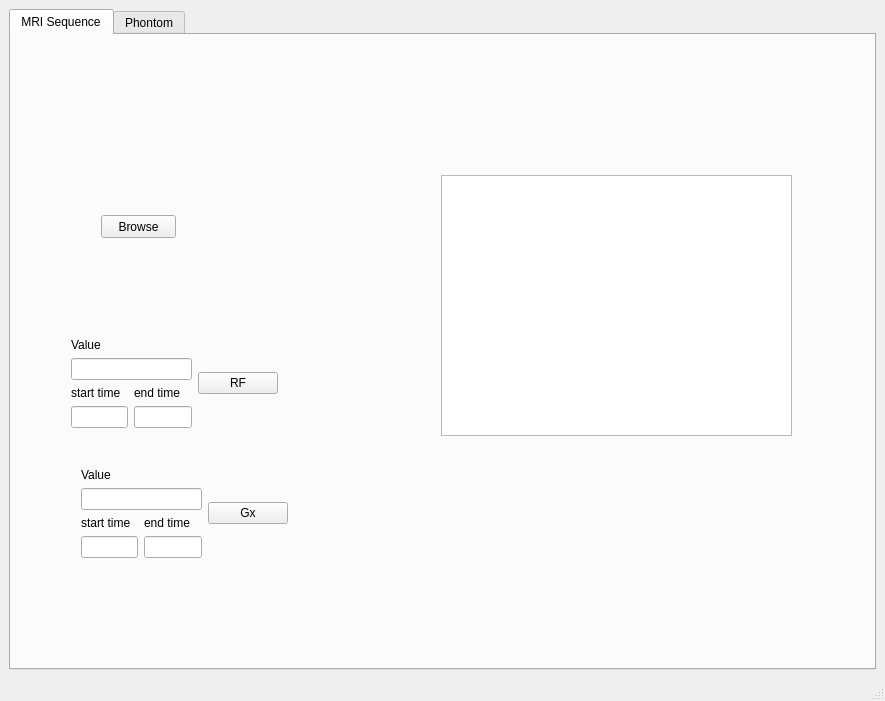
Above: mainWindow.ui from Abdelrahmanhassan1/MRI_Simulator_Python before the change. Below: the same form after it.
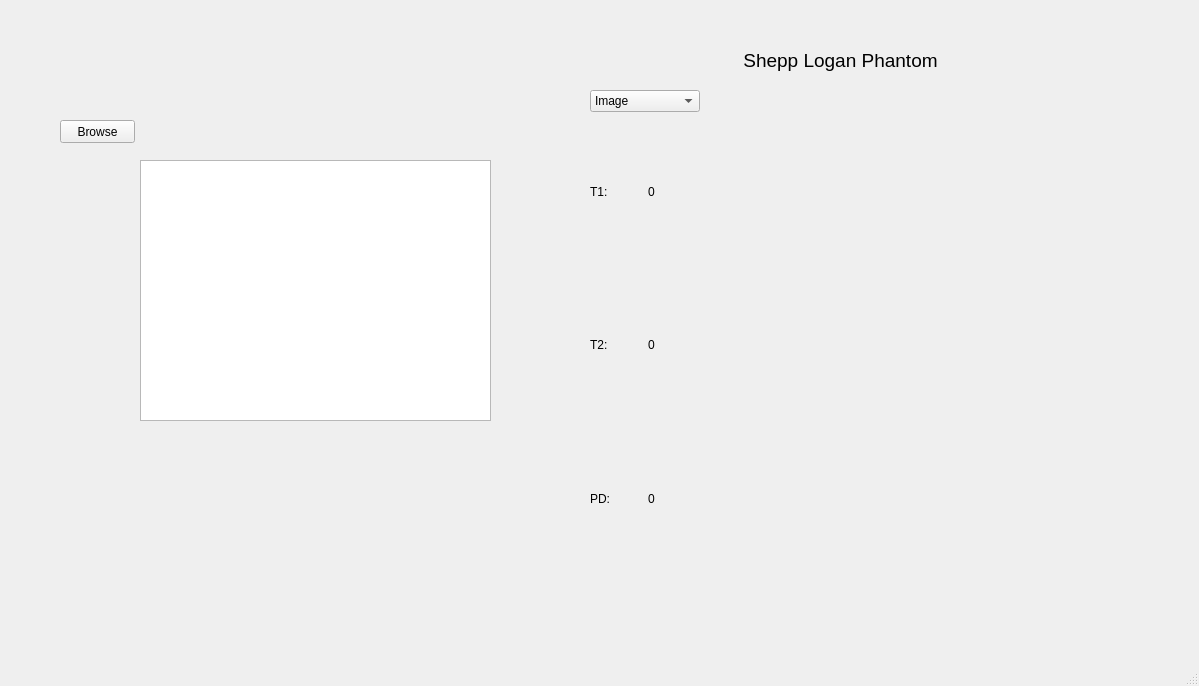
That is the form after the change. The open tabs and pages were chosen to show the change. Custom widgets are drawn as their Qt base class.

The edit to the form file:
```diff
--- a/mainWindow.ui
+++ b/mainWindow.ui
@@ -6,29 +6,29 @@
    <rect>
     <x>0</x>
     <y>0</y>
-    <width>885</width>
-    <height>701</height>
+    <width>1199</width>
+    <height>686</height>
    </rect>
   </property>
   <property name="windowTitle">
    <string>MainWindow</string>
   </property>
   <widget class="QWidget" name="centralwidget">
-   <layout class="QVBoxLayout" name="verticalLayout">
-    <item>
-     <widget class="QTabWidget" name="tabWidget">
-      <property name="currentIndex">
-       <number>1</number>
-      </property>
-      <widget class="QWidget" name="tab">
-       <attribute name="title">
-        <string>MRI Sequence</string>
-       </attribute>
+   <widget class="PlotWidget" name="graphicsView">
+    <property name="geometry">
+     <rect>
+      <x>140</x>
+      <y>160</y>
+      <width>351</width>
+      <height>261</height>
+     </rect>
+    </property>
+   </widget>
        <widget class="QPushButton" name="pushButton">
         <property name="geometry">
          <rect>
-          <x>90</x>
-          <y>180</y>
+      <x>60</x>
+      <y>120</y>
           <width>75</width>
           <height>23</height>
          </rect>
@@ -37,176 +37,20 @@
          <string>Browse</string>
         </property>
        </widget>
-       <widget class="QWidget" name="verticalLayoutWidget_2">
+   <widget class="QWidget" name="layoutWidget">
         <property name="geometry">
          <rect>
-          <x>60</x>
-          <y>300</y>
-          <width>207</width>
-          <height>96</height>
-         </rect>
-        </property>
-        <layout class="QVBoxLayout" name="verticalLayout_2">
-         <item>
-          <layout class="QHBoxLayout" name="horizontalLayout_5">
-           <item>
-            <layout class="QVBoxLayout" name="verticalLayout_8">
-             <item>
-              <layout class="QVBoxLayout" name="verticalLayout_5">
-               <item>
-                <widget class="QLabel" name="label_7">
-                 <property name="text">
-                  <string>Value</string>
-                 </property>
-                </widget>
-               </item>
-               <item>
-                <widget class="QLineEdit" name="lineEdit"/>
-               </item>
-              </layout>
-             </item>
-             <item>
+      <x>590</x>
+      <y>90</y>
+      <width>587</width>
+      <height>482</height>
+     </rect>
+    </property>
               <layout class="QHBoxLayout" name="horizontalLayout_4">
                <item>
-                <layout class="QVBoxLayout" name="verticalLayout_6">
+      <layout class="QVBoxLayout" name="verticalLayout_2">
                  <item>
-                  <widget class="QLabel" name="label_8">
-                   <property name="text">
-                    <string>start time</string>
-                   </property>
-                  </widget>
-                 </item>
-                 <item>
-                  <widget class="QLineEdit" name="lineEdit_2"/>
-                 </item>
-                </layout>
-               </item>
-               <item>
-                <layout class="QVBoxLayout" name="verticalLayout_7">
-                 <item>
-                  <widget class="QLabel" name="label_9">
-                   <property name="text">
-                    <string>end time</string>
-                   </property>
-                  </widget>
-                 </item>
-                 <item>
-                  <widget class="QLineEdit" name="lineEdit_3"/>
-                 </item>
-                </layout>
-               </item>
-              </layout>
-             </item>
-            </layout>
-           </item>
-           <item>
-            <widget class="QPushButton" name="pushButton_2">
-             <property name="text">
-              <string>RF</string>
-             </property>
-            </widget>
-           </item>
-          </layout>
-         </item>
-        </layout>
-       </widget>
-       <widget class="QWidget" name="verticalLayoutWidget_3">
-        <property name="geometry">
-         <rect>
-          <x>70</x>
-          <y>430</y>
-          <width>207</width>
-          <height>96</height>
-         </rect>
-        </property>
-        <layout class="QVBoxLayout" name="verticalLayout_9">
-         <item>
-          <layout class="QHBoxLayout" name="horizontalLayout_6">
-           <item>
-            <layout class="QVBoxLayout" name="verticalLayout_10">
-             <item>
-              <layout class="QVBoxLayout" name="verticalLayout_11">
-               <item>
-                <widget class="QLabel" name="label_10">
-                 <property name="text">
-                  <string>Value</string>
-                 </property>
-                </widget>
-               </item>
-               <item>
-                <widget class="QLineEdit" name="lineEdit_4"/>
-               </item>
-              </layout>
-             </item>
-             <item>
-              <layout class="QHBoxLayout" name="horizontalLayout_7">
-               <item>
-                <layout class="QVBoxLayout" name="verticalLayout_12">
-                 <item>
-                  <widget class="QLabel" name="label_11">
-                   <property name="text">
-                    <string>start time</string>
-                   </property>
-                  </widget>
-                 </item>
-                 <item>
-                  <widget class="QLineEdit" name="lineEdit_5"/>
-                 </item>
-                </layout>
-               </item>
-               <item>
-                <layout class="QVBoxLayout" name="verticalLayout_13">
-                 <item>
-                  <widget class="QLabel" name="label_12">
-                   <property name="text">
-                    <string>end time</string>
-                   </property>
-                  </widget>
-                 </item>
-                 <item>
-                  <widget class="QLineEdit" name="lineEdit_6"/>
-                 </item>
-                </layout>
-               </item>
-              </layout>
-             </item>
-            </layout>
-           </item>
-           <item>
-            <widget class="QPushButton" name="pushButton_3">
-             <property name="text">
-              <string>Gx</string>
-             </property>
-            </widget>
-           </item>
-          </layout>
-         </item>
-        </layout>
-       </widget>
-       <widget class="PlotWidget" name="graphicsView">
-        <property name="geometry">
-         <rect>
-          <x>430</x>
-          <y>140</y>
-          <width>351</width>
-          <height>261</height>
-         </rect>
-        </property>
-       </widget>
-      </widget>
-      <widget class="QWidget" name="tab_2">
-       <attribute name="title">
-        <string>Phontom</string>
-       </attribute>
        <widget class="QComboBox" name="comboBox">
-        <property name="geometry">
-         <rect>
-          <x>60</x>
-          <y>40</y>
-          <width>191</width>
-          <height>21</height>
-         </rect>
-        </property>
         <item>
          <property name="text">
           <string>Image</string>
@@ -228,18 +72,11 @@
          </property>
         </item>
        </widget>
-       <widget class="QWidget" name="layoutWidget">
-        <property name="geometry">
-         <rect>
-          <x>60</x>
-          <y>150</y>
-          <width>131</width>
-          <height>211</height>
-         </rect>
-        </property>
-        <layout class="QVBoxLayout" name="verticalLayout_4">
+       </item>
          <item>
-          <layout class="QHBoxLayout" name="horizontalLayout">
+        <layout class="QVBoxLayout" name="verticalLayout_14">
+         <item>
+          <layout class="QHBoxLayout" name="horizontalLayout_8">
            <item>
             <widget class="QLabel" name="label">
              <property name="text">
@@ -257,7 +94,7 @@
           </layout>
          </item>
          <item>
-          <layout class="QHBoxLayout" name="horizontalLayout_2">
+          <layout class="QHBoxLayout" name="horizontalLayout_9">
            <item>
             <widget class="QLabel" name="label_2">
              <property name="text">
@@ -275,7 +112,7 @@
           </layout>
          </item>
          <item>
-          <layout class="QHBoxLayout" name="horizontalLayout_3">
+          <layout class="QHBoxLayout" name="horizontalLayout_10">
            <item>
             <widget class="QLabel" name="label_3">
              <property name="text">
@@ -293,24 +130,51 @@
           </layout>
          </item>
         </layout>
-       </widget>
+       </item>
+      </layout>
+     </item>
+     <item>
        <widget class="QLabel" name="phantom_image_label">
-        <property name="geometry">
-         <rect>
-          <x>330</x>
-          <y>90</y>
+       <property name="minimumSize">
+        <size>
           <width>480</width>
           <height>480</height>
-         </rect>
+        </size>
+       </property>
+       <property name="maximumSize">
+        <size>
+         <width>480</width>
+         <height>480</height>
+        </size>
         </property>
         <property name="text">
          <string/>
         </property>
        </widget>
-      </widget>
-     </widget>
-    </item>
-   </layout>
+     </item>
+    </layout>
+   </widget>
+   <widget class="QLabel" name="label_7">
+    <property name="geometry">
+     <rect>
+      <x>740</x>
+      <y>40</y>
+      <width>201</width>
+      <height>41</height>
+     </rect>
+    </property>
+    <property name="font">
+     <font>
+      <pointsize>14</pointsize>
+     </font>
+    </property>
+    <property name="text">
+     <string>Shepp Logan Phantom</string>
+    </property>
+    <property name="alignment">
+     <set>Qt::AlignCenter</set>
+    </property>
+   </widget>
   </widget>
   <widget class="QMenuBar" name="menubar">
    <property name="geometry">
```
Left out of the diff: 2 changed lines with no effect on the pictures. Lines whose indentation alone changed are shown as unchanged.
